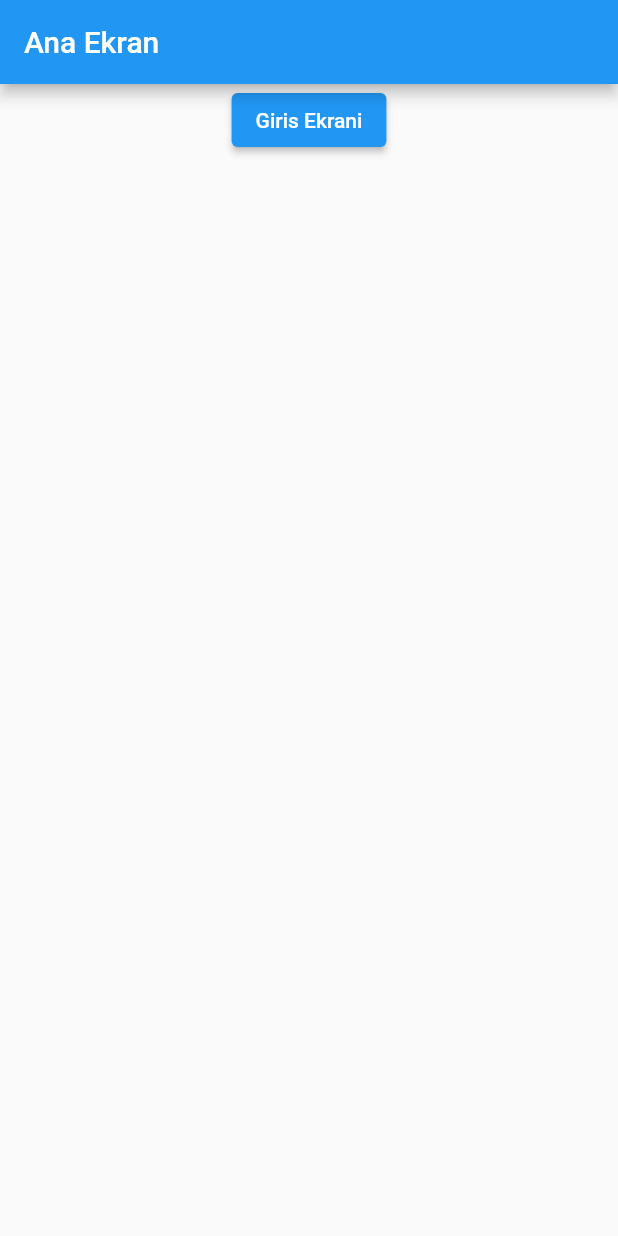
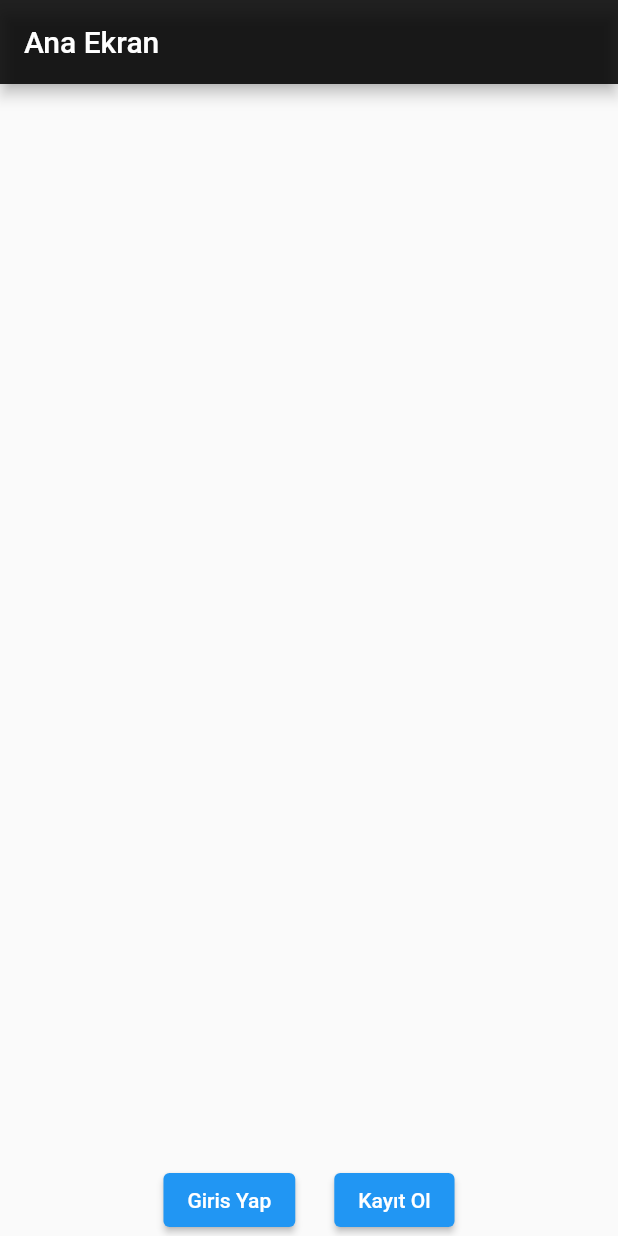
Before and after one commit to yavuzfk/Team40-, a Flutter app: the screen it shows after launch, on a phone screen of 412 x 824 dp. Run offline on Flutter 3.47's test engine with Material 2 defaults, Android fonts, the phone set to English and light mode, and no system bars.

Commit message:
butonlarda düzenlemeler yapildi

```diff
--- a/lib/screens/ana_ekran.dart
+++ b/lib/screens/ana_ekran.dart
@@ -1,4 +1,5 @@
 import 'package:flutter/material.dart';
+import 'package:room_mate/screens/kayit_ekrani.dart';
 import 'giris_ekrani.dart';
 
 class AnaEkran extends StatelessWidget {
@@ -8,13 +9,19 @@ class AnaEkran extends StatelessWidget {
   Widget build(BuildContext context) {
     return Scaffold(
       appBar: AppBar(
+        backgroundColor: Colors.black87,
         title: const Text('Ana Ekran'),
       ),
       body: Center(
         child: Column(
+          mainAxisAlignment: MainAxisAlignment.end,
+          children: [
+            Row(
+              mainAxisAlignment: MainAxisAlignment.center,
+              crossAxisAlignment: CrossAxisAlignment.center,
               children: [
                 ElevatedButton(
-              child: const Text('Giris Ekrani'),
+                  child: const Text('Giris Yap'),
                   onPressed: () {
                     Navigator.push(
                       context,
@@ -22,6 +29,20 @@ class AnaEkran extends StatelessWidget {
                     );
                   },
                 ),
+                SizedBox(
+                  width: 26.0,
+                ),
+                ElevatedButton(
+                  child: const Text('Kayıt Ol'),
+                  onPressed: () {
+                    Navigator.push(
+                      context,
+                      MaterialPageRoute(builder: (context) => const KayitEkrani()),
+                    );
+                  },
+                ),
+              ],
+            ),
           ],
         ),
       ),
--- a/lib/screens/giris_ekrani.dart
+++ b/lib/screens/giris_ekrani.dart
@@ -70,7 +70,7 @@ class _GirisEkraniState extends State<GirisEkrani> {
                   onPressed: () {
                     Navigator.push(
                       context,
-                      MaterialPageRoute(builder: (context) => const KayitEkrani()),
+                      MaterialPageRoute(builder: (context) => const OzellestirmeSayfasi()),
                     );
                   },
                 ),
```
Lines whose indentation alone changed are shown as unchanged.
